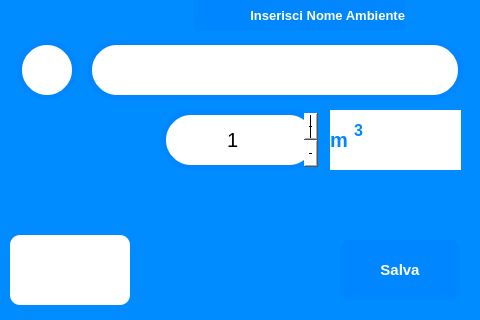
This is view/registra_ambienti.ui in ISacchitella/MicroOne_v1.1 as Qt 5 draws it before an edit. The edited form follows.
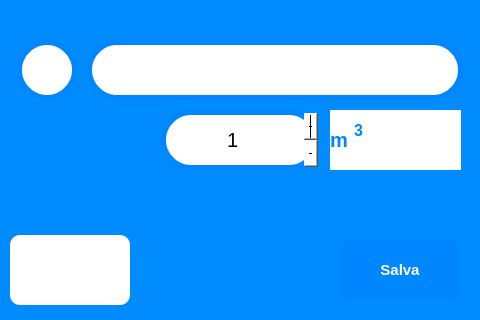
This is the edited form. Icons and pictures are not drawn.

The edit to the form file:
```diff
--- a/view/registra_ambienti.ui
+++ b/view/registra_ambienti.ui
@@ -203,35 +203,6 @@
     <set>Qt::AlignCenter</set>
    </property>
   </widget>
-  <widget class="QLabel" name="label">
-   <property name="geometry">
-    <rect>
-     <x>195</x>
-     <y>0</y>
-     <width>210</width>
-     <height>31</height>
-    </rect>
-   </property>
-   <property name="font">
-    <font>
-     <family>Segoe UI</family>
-     <pointsize>10</pointsize>
-     <weight>75</weight>
-     <bold>true</bold>
-    </font>
-   </property>
-   <property name="styleSheet">
-    <string notr="true">background-color: rgb(0, 134, 255);
-
-color: rgb(255, 255, 255);</string>
-   </property>
-   <property name="text">
-    <string>Inserisci Nome Ambiente</string>
-   </property>
-   <property name="alignment">
-    <set>Qt::AlignRight|Qt::AlignTrailing|Qt::AlignVCenter</set>
-   </property>
-  </widget>
   <widget class="QLabel" name="label_5">
    <property name="geometry">
     <rect>
```
Left out of the diff: 12 changed lines with no effect on the pictures.
